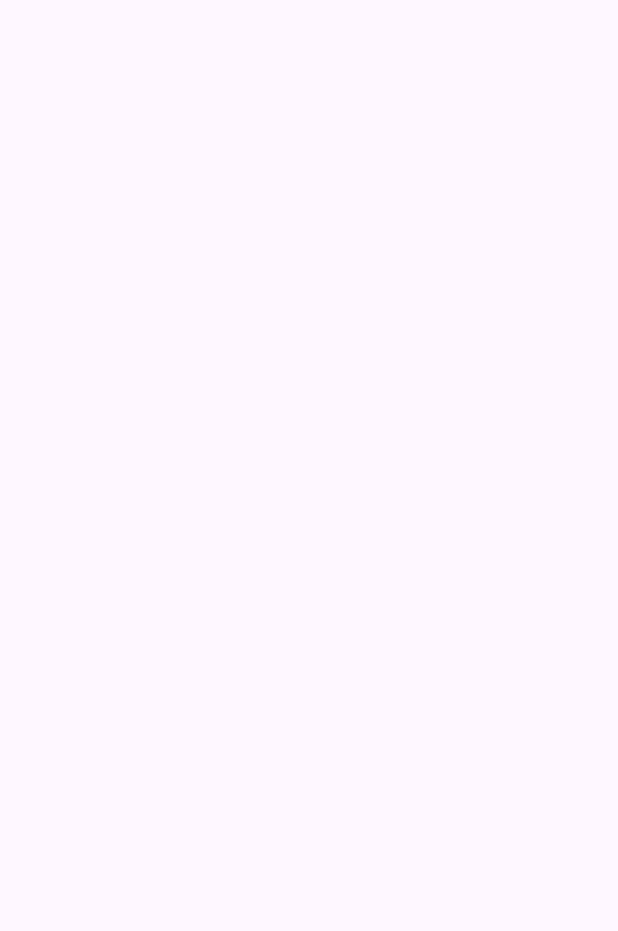
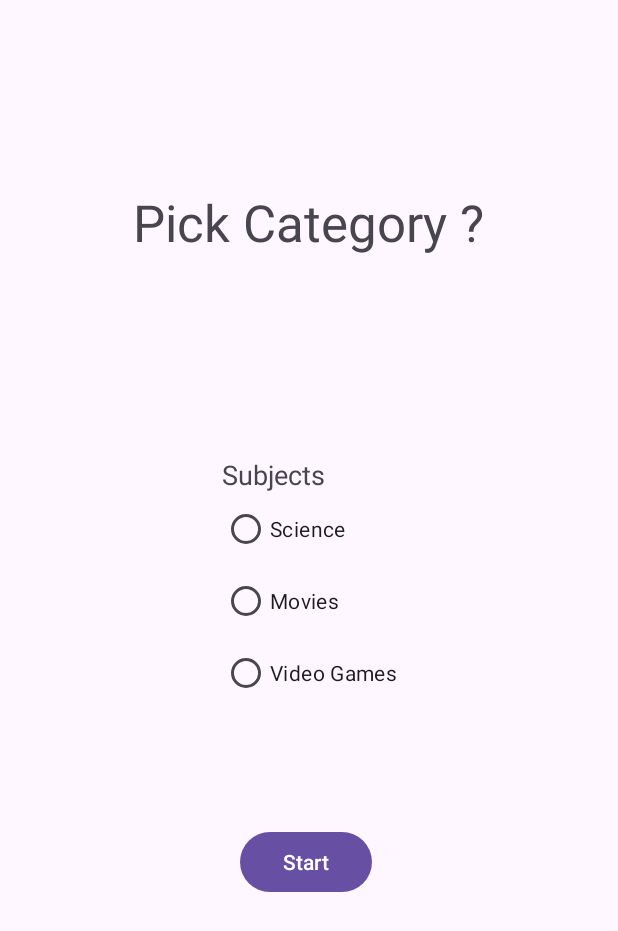
Before and after one commit to darcylo21/Trivia, an Android app: the SubjectSelectionActivity screen opened directly, with no data from a screen before it, on a phone screen of 412 x 824 dp. Before the commit the part shown is empty. Shown: the top 931 px of the screen. Run offline under Robolectric (Android 15) with nearby library versions, the phone set to English and light mode, and no system bars.

Commit message:
- Added radiogroup and options to subject selection actvity
-Added intent to subject selection actvity to move to third (trivia zone) actvity

-Intent passes the subject string chosen by user

```diff
--- a/app/src/main/java/com/example/trivia/MainActivity.kt
+++ b/app/src/main/java/com/example/trivia/MainActivity.kt
@@ -7,7 +7,7 @@ import androidx.appcompat.app.AppCompatActivity
 import androidx.core.view.ViewCompat
 import androidx.core.view.WindowInsetsCompat
 import com.example.trivia.databinding.ActivityMainBinding
-
+import android.util.Log
 
 class MainActivity : AppCompatActivity() {
 
--- a/app/src/main/res/layout/activity_subject_selection.xml
+++ b/app/src/main/res/layout/activity_subject_selection.xml
@@ -7,4 +7,82 @@
     android:layout_height="match_parent"
     tools:context=".SubjectSelectionActivity">
 
+    <TextView
+        android:id="@+id/categoryTitle"
+        android:layout_width="wrap_content"
+        android:layout_height="wrap_content"
+        android:layout_marginStart="157dp"
+        android:layout_marginTop="92dp"
+        android:layout_marginEnd="157dp"
+        android:layout_marginBottom="620dp"
+        android:text="Pick Category ?"
+        android:textSize="34sp"
+        app:layout_constraintBottom_toBottomOf="parent"
+        app:layout_constraintEnd_toEndOf="parent"
+        app:layout_constraintStart_toStartOf="parent"
+        app:layout_constraintTop_toTopOf="parent" />
+
+    <LinearLayout
+        android:id="@+id/subjectLayout"
+        android:layout_width="wrap_content"
+        android:layout_height="wrap_content"
+        android:layout_marginTop="110dp"
+
+        android:layout_marginBottom="328dp"
+        android:orientation="vertical"
+        app:layout_constraintBottom_toBottomOf="parent"
+        app:layout_constraintEnd_toEndOf="parent"
+        app:layout_constraintStart_toStartOf="parent"
+        app:layout_constraintTop_toBottomOf="@+id/categoryTitle">
+
+        <TextView
+            android:layout_width="wrap_content"
+            android:layout_height="wrap_content"
+            android:text="Subjects"
+            android:textSize="18sp" />
+
+        <RadioGroup
+            android:id="@+id/radioGroup"
+            android:layout_width="wrap_content"
+            android:layout_height="wrap_content"
+            android:orientation="vertical">
+
+            <RadioButton
+                android:id="@+id/rbScience"
+                android:layout_width="wrap_content"
+                android:layout_height="wrap_content"
+                android:text="Science" />
+
+            <RadioButton
+                android:id="@+id/rbMovies"
+                android:layout_width="wrap_content"
+                android:layout_height="wrap_content"
+                android:text="Movies" />
+
+            <RadioButton
+                android:id="@+id/rbVideoGames"
+                android:layout_width="wrap_content"
+                android:layout_height="wrap_content"
+                android:text="Video Games" />
+
+
+        </RadioGroup>
+    </LinearLayout>
+
+    <Button
+        android:id="@+id/startButton"
+        android:layout_width="wrap_content"
+        android:layout_height="wrap_content"
+        android:layout_marginStart="160dp"
+        android:layout_marginTop="8dp"
+        android:layout_marginEnd="161dp"
+        android:text="Start"
+        app:layout_constraintBottom_toBottomOf="parent"
+        app:layout_constraintEnd_toEndOf="parent"
+        app:layout_constraintHorizontal_bias="0.0"
+        app:layout_constraintStart_toStartOf="parent"
+        app:layout_constraintTop_toBottomOf="@+id/subjectLayout"
+        app:layout_constraintVertical_bias="0.238" />
+
+
 </androidx.constraintlayout.widget.ConstraintLayout>
```
Also changed, not shown: app/src/main/java/com/example/trivia/SubjectSelectionActivity.kt (+32 -1 lines), app/src/main/java/com/example/trivia/TriviaZone.kt (+7 -2 lines), app/src/main/res/layout/activity_trivia_zone.xml (+18 -1 lines).
